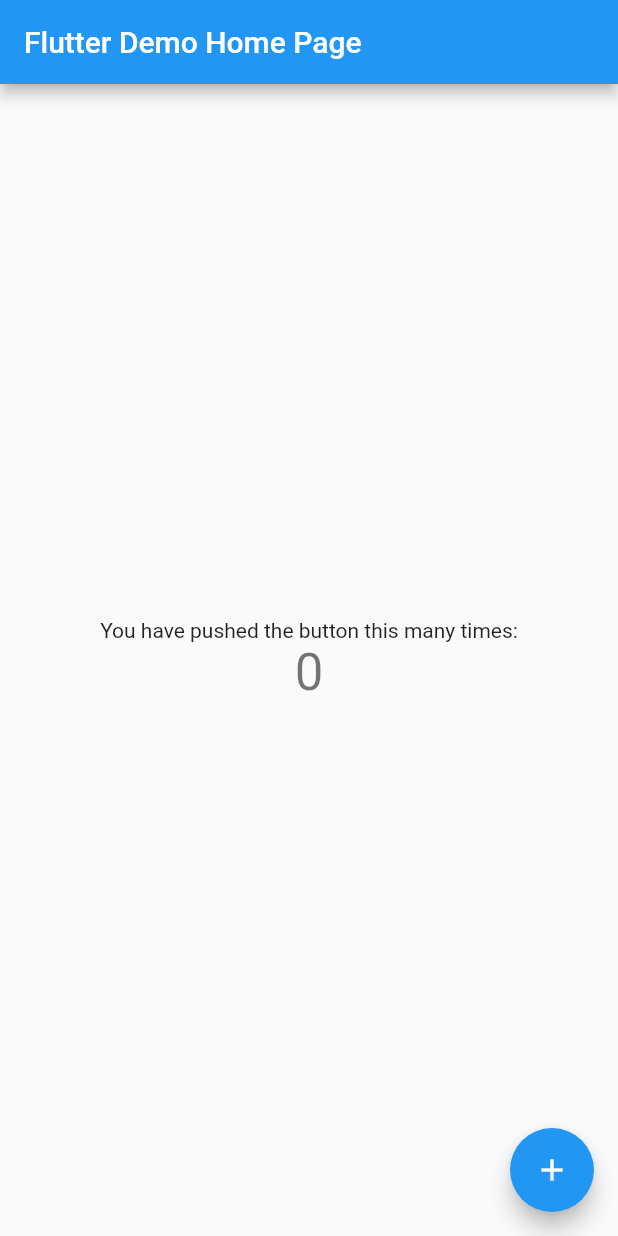
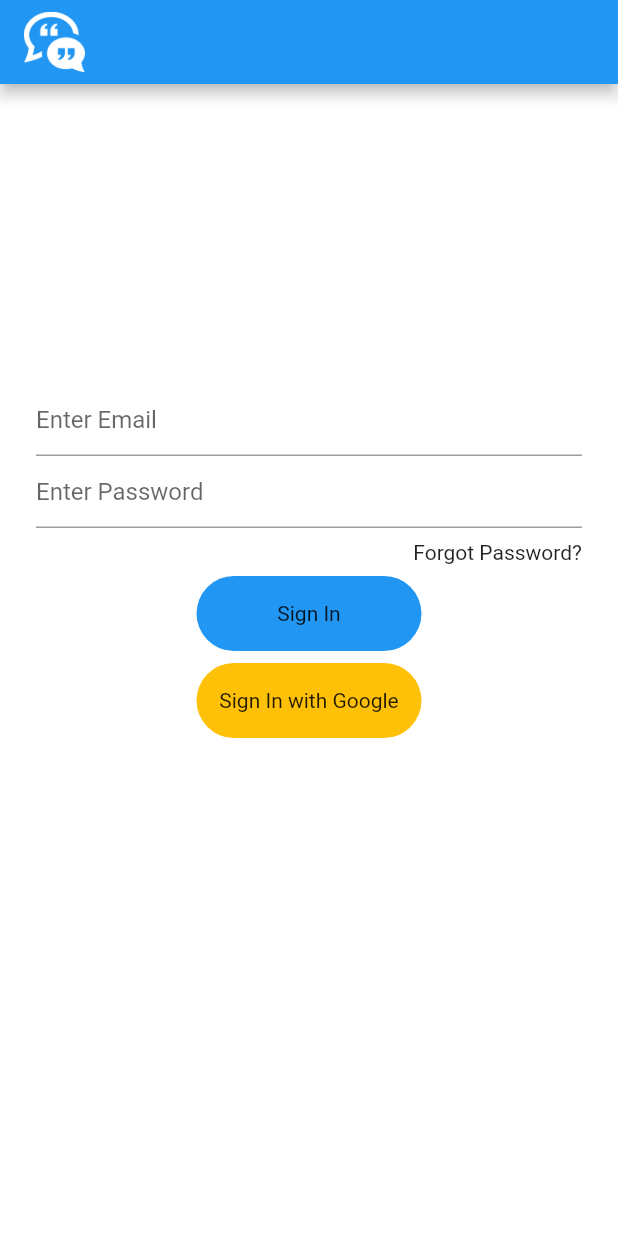
Before and after one commit to mrabhi05/flutter_chatapp, a Flutter app: the screen it shows after launch, on a phone screen of 412 x 824 dp. Run offline on Flutter 3.47's test engine with Material 2 defaults, Android fonts, the phone set to English and light mode, and no system bars.

Commit message:
Sign In page UI Done

```diff
--- a/lib/main.dart
+++ b/lib/main.dart
@@ -1,3 +1,4 @@
+import 'package:chatapp/views/sigin.dart';
 import 'package:flutter/material.dart';
 
 void main() {
@@ -11,107 +12,11 @@ class MyApp extends StatelessWidget {
     return MaterialApp(
       title: 'Flutter Demo',
       theme: ThemeData(
-        // This is the theme of your application.
-        //
-        // Try running your application with "flutter run". You'll see the
-        // application has a blue toolbar. Then, without quitting the app, try
-        // changing the primarySwatch below to Colors.green and then invoke
-        // "hot reload" (press "r" in the console where you ran "flutter run",
-        // or simply save your changes to "hot reload" in a Flutter IDE).
-        // Notice that the counter didn't reset back to zero; the application
-        // is not restarted.
         primarySwatch: Colors.blue,
-        // This makes the visual density adapt to the platform that you run
-        // the app on. For desktop platforms, the controls will be smaller and
-        // closer together (more dense) than on mobile platforms.
+        scaffoldBackgroundColor: Colors.white70,
         visualDensity: VisualDensity.adaptivePlatformDensity,
       ),
-      home: MyHomePage(title: 'Flutter Demo Home Page'),
+      home: Signin(),
     );
   }
 }
-
-class MyHomePage extends StatefulWidget {
-  MyHomePage({Key key, this.title}) : super(key: key);
-
-  // This widget is the home page of your application. It is stateful, meaning
-  // that it has a State object (defined below) that contains fields that affect
-  // how it looks.
-
-  // This class is the configuration for the state. It holds the values (in this
-  // case the title) provided by the parent (in this case the App widget) and
-  // used by the build method of the State. Fields in a Widget subclass are
-  // always marked "final".
-
-  final String title;
-
-  @override
-  _MyHomePageState createState() => _MyHomePageState();
-}
-
-class _MyHomePageState extends State<MyHomePage> {
-  int _counter = 0;
-
-  void _incrementCounter() {
-    setState(() {
-      // This call to setState tells the Flutter framework that something has
-      // changed in this State, which causes it to rerun the build method below
-      // so that the display can reflect the updated values. If we changed
-      // _counter without calling setState(), then the build method would not be
-      // called again, and so nothing would appear to happen.
-      _counter++;
-    });
-  }
-
-  @override
-  Widget build(BuildContext context) {
-    // This method is rerun every time setState is called, for instance as done
-    // by the _incrementCounter method above.
-    //
-    // The Flutter framework has been optimized to make rerunning build methods
-    // fast, so that you can just rebuild anything that needs updating rather
-    // than having to individually change instances of widgets.
-    return Scaffold(
-      appBar: AppBar(
-        // Here we take the value from the MyHomePage object that was created by
-        // the App.build method, and use it to set our appbar title.
-        title: Text(widget.title),
-      ),
-      body: Center(
-        // Center is a layout widget. It takes a single child and positions it
-        // in the middle of the parent.
-        child: Column(
-          // Column is also a layout widget. It takes a list of children and
-          // arranges them vertically. By default, it sizes itself to fit its
-          // children horizontally, and tries to be as tall as its parent.
-          //
-          // Invoke "debug painting" (press "p" in the console, choose the
-          // "Toggle Debug Paint" action from the Flutter Inspector in Android
-          // Studio, or the "Toggle Debug Paint" command in Visual Studio Code)
-          // to see the wireframe for each widget.
-          //
-          // Column has various properties to control how it sizes itself and
-          // how it positions its children. Here we use mainAxisAlignment to
-          // center the children vertically; the main axis here is the vertical
-          // axis because Columns are vertical (the cross axis would be
-          // horizontal).
-          mainAxisAlignment: MainAxisAlignment.center,
-          children: <Widget>[
-            Text(
-              'You have pushed the button this many times:',
-            ),
-            Text(
-              '$_counter',
-              style: Theme.of(context).textTheme.headline4,
-            ),
-          ],
-        ),
-      ),
-      floatingActionButton: FloatingActionButton(
-        onPressed: _incrementCounter,
-        tooltip: 'Increment',
-        child: Icon(Icons.add),
-      ), // This trailing comma makes auto-formatting nicer for build methods.
-    );
-  }
-}
--- /dev/null
+++ b/lib/views/sigin.dart
@@ -0,0 +1,64 @@
+import 'package:chatapp/widgets/widgets.dart';
+import 'package:flutter/material.dart';
+
+class Signin extends StatefulWidget {
+  @override
+  _SigninState createState() => _SigninState();
+}
+
+class _SigninState extends State<Signin> {
+  @override
+  Widget build(BuildContext context) {
+    return Scaffold(
+      appBar: appBarMain(context),
+      body: Container(
+        margin: EdgeInsets.symmetric(vertical: 200),
+        padding: EdgeInsets.symmetric(horizontal: 24),
+        child: Column(
+          children: [
+            TextField(
+              decoration: InputDecoration(hintText: "Enter Email"),
+            ),
+            TextField(
+              obscureText: true,
+              decoration: InputDecoration(hintText: "Enter Password"),
+            ),
+            SizedBox(
+              height: 8,
+            ),
+            Container(
+              alignment: Alignment.centerRight,
+              child: Container(
+                child: Text("Forgot Password?"),
+              ),
+            ),
+            SizedBox(
+              height: 8,
+            ),
+            Container(
+              decoration: BoxDecoration(
+                  color: Colors.blue,
+                  borderRadius: BorderRadiusDirectional.circular(50)),
+              width: 150,
+              height: 50,
+              child: Text("Sign In"),
+              alignment: Alignment.center,
+            ),
+            SizedBox(
+              height: 8,
+            ),
+            Container(
+              decoration: BoxDecoration(
+                  color: Colors.amber,
+                  borderRadius: BorderRadiusDirectional.circular(50)),
+              width: 150,
+              height: 50,
+              child: Text("Sign In with Google"),
+              alignment: Alignment.center,
+            ),
+          ],
+        ),
+      ),
+    );
+  }
+}
--- /dev/null
+++ b/lib/widgets/widgets.dart
@@ -0,0 +1,10 @@
+import 'package:flutter/material.dart';
+
+Widget appBarMain(BuildContext context) {
+  return AppBar(
+    title: Image.asset(
+      'assets/images/chaticon.png',
+      height: 40,
+    ),
+  );
+}
```
Also changed, not shown: pubspec.yaml (+3 -5 lines), assets/images/chaticon.png (added), assets/images/search.png (added), assets/images/send.png (added), lib/views/chatConv.dart (added), lib/views/chatRoom.dart (added), lib/views/forgetpwd.dart (added), lib/views/signup.dart (added), pubspec.lock.
